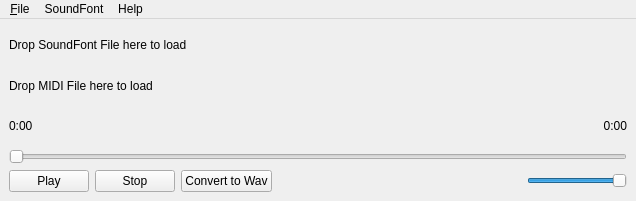
First picture: the form in app/mainwindow.ui, repository BLumia/pineapple-midi-player, before the edit.
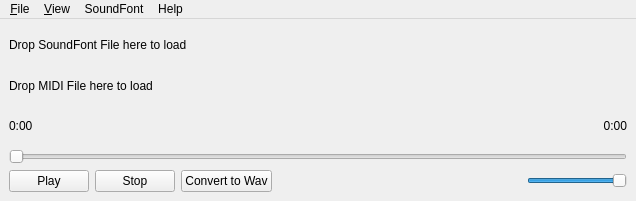
Second picture: the form after the edit. Icons and pictures are not drawn.

Commit message:
UI: option to make window stay on top
Could make drag'n'drop easier.

The edit to the form file:
```diff
--- a/app/mainwindow.ui
+++ b/app/mainwindow.ui
@@ -164,7 +164,14 @@
     <addaction name="actionDetectedSoundFonts"/>
     <addaction name="actionSelectSoundFont"/>
    </widget>
+   <widget class="QMenu" name="menu_View">
+    <property name="title">
+     <string>&amp;View</string>
+    </property>
+    <addaction name="actionStayOnTop"/>
+   </widget>
    <addaction name="menu_File"/>
+   <addaction name="menu_View"/>
    <addaction name="menuSoundFont"/>
    <addaction name="menuHelp"/>
   </widget>
```
Left out of the diff: 8 changed lines with no effect on the pictures. The commit also changes 2 other files.
